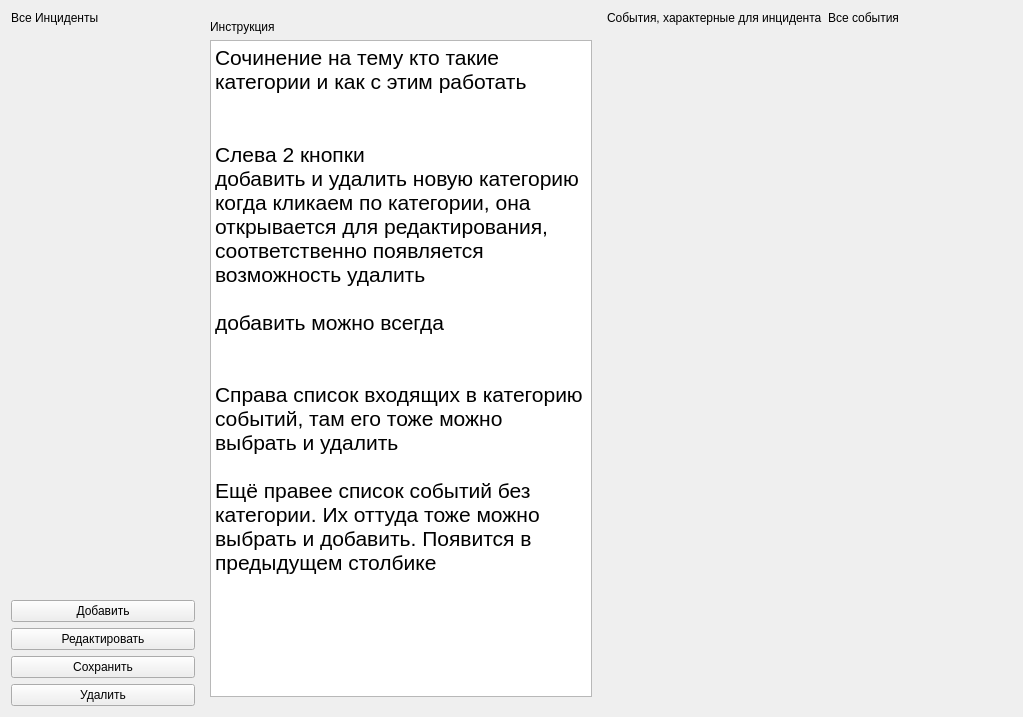
First picture: the form in ui/admin/AdminIncidentsWidget.ui, repository xamlo721/SecurityHelper, before the edit.
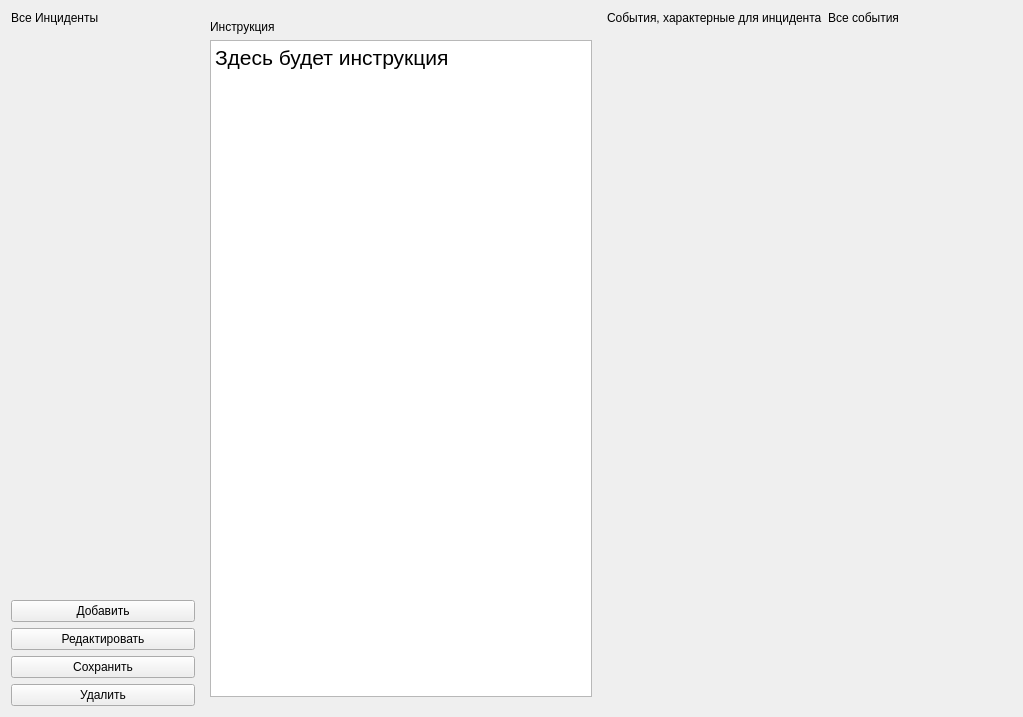
Second picture: the form after the edit. Custom widgets are drawn as their Qt base class.

```diff
--- a/ui/admin/AdminIncidentsWidget.ui
+++ b/ui/admin/AdminIncidentsWidget.ui
@@ -92,8 +92,7 @@
 &lt;html&gt;&lt;head&gt;&lt;meta name=&quot;qrichtext&quot; content=&quot;1&quot; /&gt;&lt;style type=&quot;text/css&quot;&gt;
 p, li { white-space: pre-wrap; }
 &lt;/style&gt;&lt;/head&gt;&lt;body style=&quot; font-family:'MS Shell Dlg 2'; font-size:8.25pt; font-weight:400; font-style:normal;&quot;&gt;
-&lt;p style=&quot; margin-top:0px; margin-bottom:0px; margin-left:0px; margin-right:0px; -qt-block-indent:0; text-indent:0px;&quot;&gt;&lt;span style=&quot; font-size:16pt;&quot;&gt;Сочинение на тему кто такие категории и как с этим работать&lt;/span&gt;&lt;/p&gt;
-&lt;p style=&quot; margin-top:0px; margin-bottom:0px; margin-left:0px; margin-right:0px; -qt-block-indent:0; text-indent:0px;&quot;&gt;&lt;span style=&quot; font-size:16pt;&quot;&gt;&lt;br /&gt;&lt;br /&gt;Слева 2 кнопки&lt;br /&gt;добавить и удалить новую категорию&lt;br /&gt;когда кликаем по категории, она открывается для редактирования, соответственно появляется возможность удалить&lt;br /&gt;&lt;br /&gt;добавить можно всегда&lt;br /&gt;&lt;br /&gt;&lt;br /&gt;Справа список входящих в категорию событий, там его тоже можно выбрать и удалить&lt;br /&gt;&lt;br /&gt;Ещё правее список событий без категории. Их оттуда тоже можно выбрать и добавить. Появится в предыдущем столбике&lt;/span&gt;&lt;/p&gt;&lt;/body&gt;&lt;/html&gt;</string>
+&lt;p style=&quot; margin-top:0px; margin-bottom:0px; margin-left:0px; margin-right:0px; -qt-block-indent:0; text-indent:0px;&quot;&gt;&lt;span style=&quot; font-size:16pt;&quot;&gt;Здесь будет инструкция&lt;/span&gt;&lt;/p&gt;&lt;/body&gt;&lt;/html&gt;</string>
         </property>
        </widget>
       </item>
```
